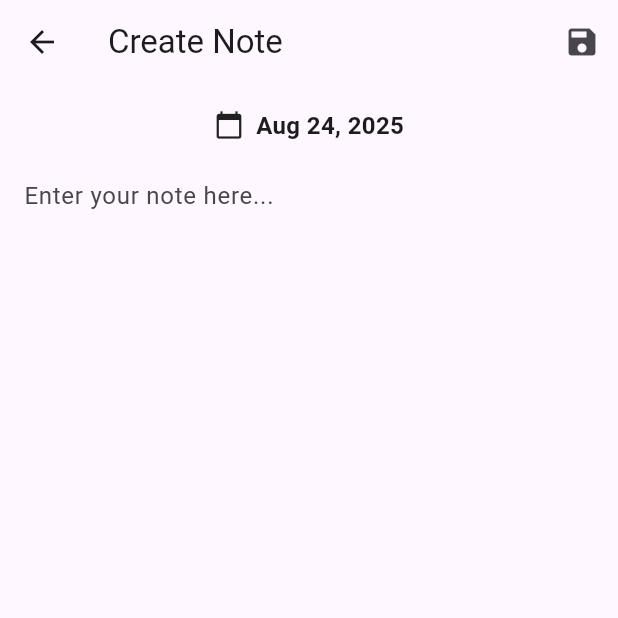
After one commit to antonyleoruban/house-construction-tracker, a Flutter app: the AddNoteScreen screen opened directly, after a tap on the "save" icon, on a phone screen of 412 x 824 dp, the top half of it. The commit adds this screen. Run offline on Flutter 3.47's test engine with Material 3 defaults, Android fonts, the phone set to English and light mode, and no system bars; our stand-ins replace cloud_firestore, firebase_core, firebase_storage, image_picker; accounts and stored records are empty; network calls fail.

Commit message:
feat: Add Notes feature with full CRUD functionality

```diff
--- a/lib/screens/dashboard_screen.dart
+++ b/lib/screens/dashboard_screen.dart
@@ -6,6 +6,7 @@ import '../providers/app_provider.dart';
 import 'constrcution/image_screen.dart';
 import 'expense/expense_screen.dart';
 import 'loan/loan_screen.dart';
+import 'notes/notes_screen.dart';
 
 class DashboardScreen extends StatefulWidget {
   const DashboardScreen({super.key});
@@ -77,6 +78,9 @@ class _DashboardScreenState extends State<DashboardScreen> {
               }),
               _buildMenuButton('Construction Images', Icons.image, () {
                 Navigator.push(context, MaterialPageRoute(builder: (_) => const ImageListScreen()));
+              }),
+              _buildMenuButton('Notes', Icons.note, () {
+                Navigator.push(context, MaterialPageRoute(builder: (_) => const NotesScreen()));
               }),
             ],
           ),
--- /dev/null
+++ b/lib/screens/notes/add_note_screen.dart
@@ -0,0 +1,110 @@
+
+import 'package:flutter/material.dart';
+import 'package:cloud_firestore/cloud_firestore.dart';
+import 'package:intl/intl.dart';
+
+class AddNoteScreen extends StatefulWidget {
+  const AddNoteScreen({super.key});
+
+  @override
+  State<AddNoteScreen> createState() => _AddNoteScreenState();
+}
+
+class _AddNoteScreenState extends State<AddNoteScreen> {
+  final _noteController = TextEditingController();
+  DateTime _selectedDate = DateTime.now();
+  bool _isLoading = false;
+
+  Future<void> _pickDate() async {
+    DateTime? pickedDate = await showDatePicker(
+      context: context,
+      initialDate: _selectedDate,
+      firstDate: DateTime(2000),
+      lastDate: DateTime(2101),
+    );
+
+    if (pickedDate != null && pickedDate != _selectedDate) {
+      setState(() {
+        _selectedDate = pickedDate;
+      });
+    }
+  }
+
+  Future<void> _saveNote() async {
+    if (_noteController.text.isEmpty) {
+      return;
+    }
+
+    setState(() {
+      _isLoading = true;
+    });
+
+    try {
+      await FirebaseFirestore.instance.collection('notes').add({
+        'content': _noteController.text,
+        'timestamp': Timestamp.fromDate(_selectedDate),
+      });
+
+      if (mounted) {
+        Navigator.pop(context);
+      }
+    } catch (e) {
+      setState(() {
+        _isLoading = false;
+      });
+      ScaffoldMessenger.of(context).showSnackBar(
+        SnackBar(content: Text('Failed to save note: $e')),
+      );
+    }
+  }
+
+  @override
+  Widget build(BuildContext context) {
+    return Scaffold(
+      appBar: AppBar(
+        title: const Text('Create Note'),
+        actions: [
+          IconButton(
+            icon: const Icon(Icons.save),
+            onPressed: _isLoading ? null : _saveNote,
+          ),
+        ],
+      ),
+      body: _isLoading
+          ? const Center(child: CircularProgressIndicator())
+          : Padding(
+              padding: const EdgeInsets.all(16.0),
+              child: Column(
+                children: [
+                  GestureDetector(
+                    onTap: _pickDate,
+                    child: Row(
+                      mainAxisAlignment: MainAxisAlignment.center,
+                      children: [
+                        const Icon(Icons.calendar_today, size: 20),
+                        const SizedBox(width: 8),
+                        Text(
+                          DateFormat.yMMMd().format(_selectedDate),
+                          style: const TextStyle(fontWeight: FontWeight.bold, fontSize: 16),
+                        ),
+                      ],
+                    ),
+                  ),
+                  const SizedBox(height: 16.0),
+                  Expanded(
+                    child: TextField(
+                      controller: _noteController,
+                      maxLines: null,
+                      expands: true,
+                      decoration: const InputDecoration(
+                        hintText: 'Enter your note here...',
+                        border: InputBorder.none,
+                      ),
+                    ),
+                  ),
+                ],
+              ),
+            ),
+    );
+  }
+}
```
Also changed, not shown: lib/screens/notes/edit_note_screen.dart (added, +126 -0 lines), lib/screens/notes/notes_screen.dart (added, +127 -0 lines).
